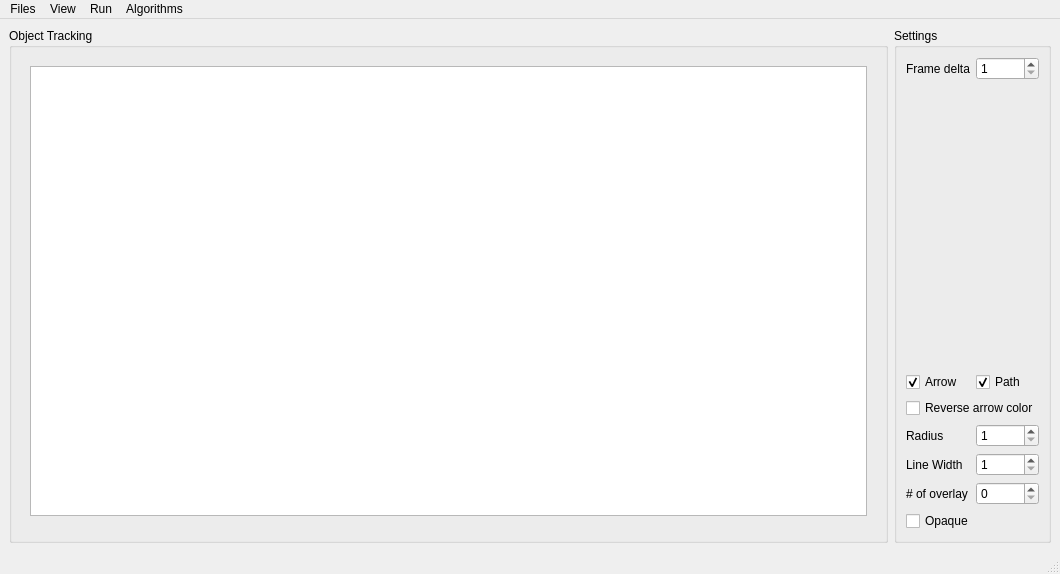
Qt form lib/python/ui/MainWindowBase.ui (UMATracker/UMATracker-Tracker) before a commit.
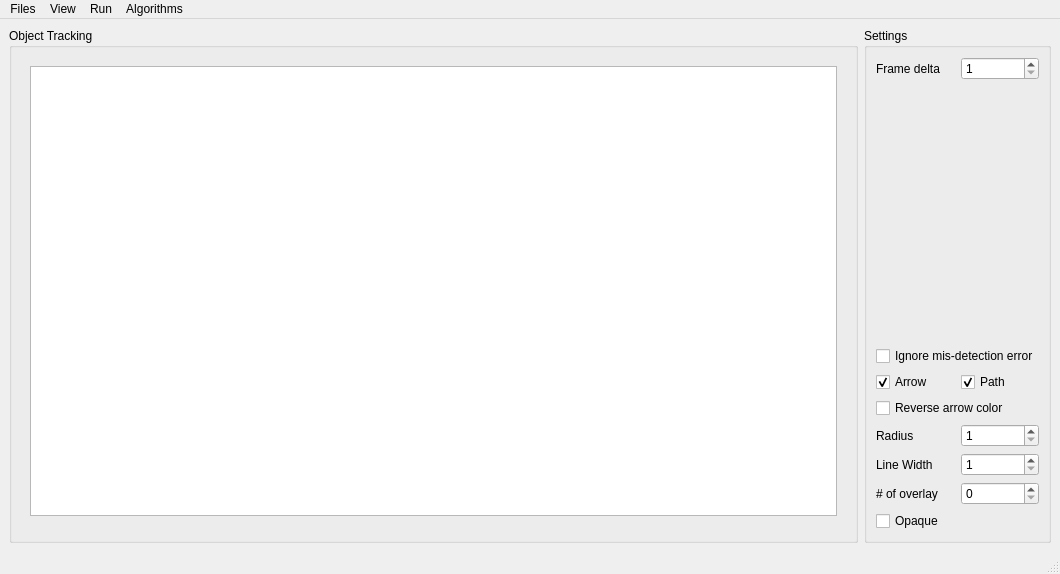
The same form after that commit. Custom widgets are drawn as their Qt base class.

Commit message: Ignore black frame at initial stage, and add the ignore mis-tracking option

```diff
--- a/lib/python/ui/MainWindowBase.ui
+++ b/lib/python/ui/MainWindowBase.ui
@@ -115,6 +115,13 @@
           <item>
            <widget class="QStackedWidget" name="stackedWidget"/>
           </item>
+          <item>
+           <widget class="QCheckBox" name="ignoreMisDetectionErrorCheckBox">
+            <property name="text">
+             <string>Ignore mis-detection error</string>
+            </property>
+           </widget>
+          </item>
           <item>
            <layout class="QHBoxLayout" name="horizontalLayout_5">
             <item>
```
The commit also changes 6 other files.
